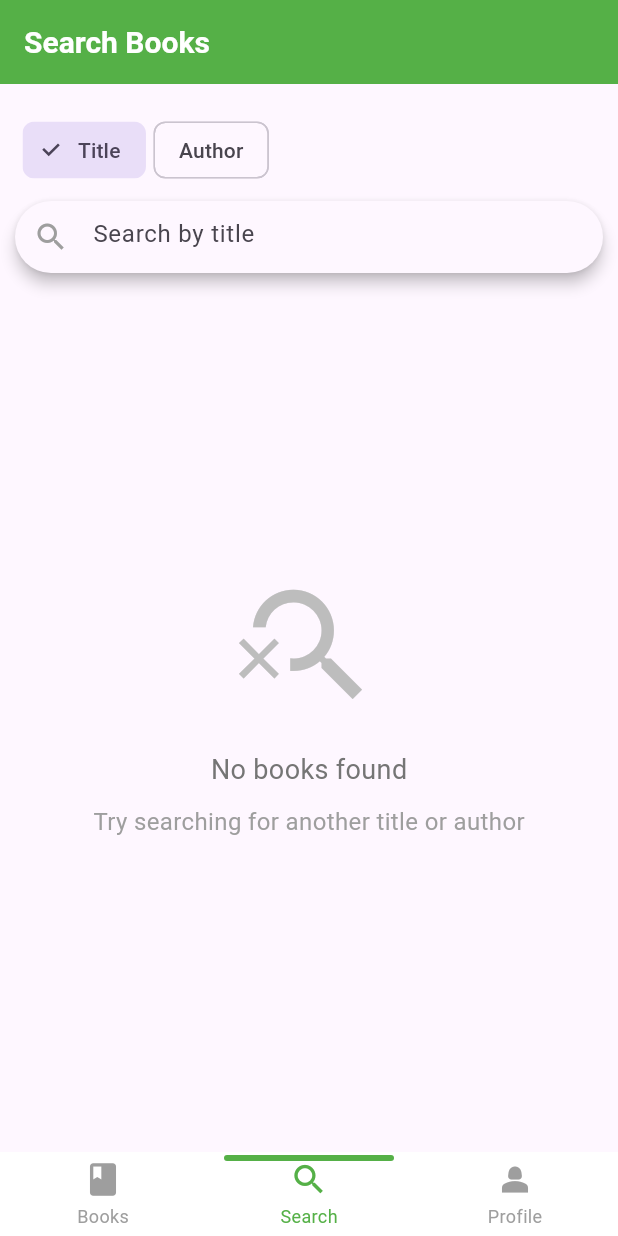
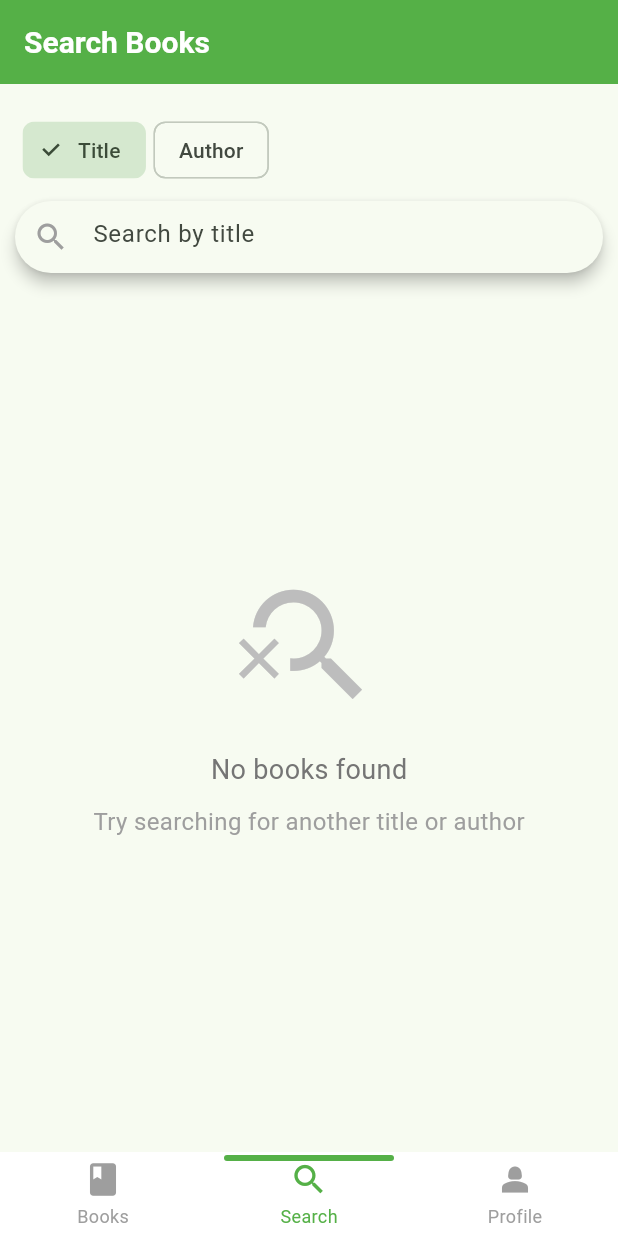
Before and after one commit to wilrojasdev/book_reviews_app, a Flutter app: the screen it shows after launch, item 2 of the bottom bar chosen, on a phone screen of 412 x 824 dp. Run offline on Flutter 3.47's test engine with Material 3 defaults, Android fonts, the phone set to English and light mode, and no system bars; drawn by our look-alikes of persistent_bottom_nav_bar; our stand-ins replace cached_network_image, cloud_firestore, firebase_auth, firebase_core, flutter_rating_stars, go_router and 3 more; accounts and stored records are empty.

Commit message:
new action

```diff
--- a/lib/main.dart
+++ b/lib/main.dart
@@ -45,7 +45,7 @@ class MyApp extends StatelessWidget {
       child: MaterialApp.router(
         title: 'Read Review',
         theme: ThemeData(
-          colorScheme: ColorScheme.fromSeed(seedColor: Colors.deepPurple),
+          colorScheme: ColorScheme.fromSeed(seedColor: Colors.green),
           useMaterial3: true,
         ),
         routerConfig: router,
```
